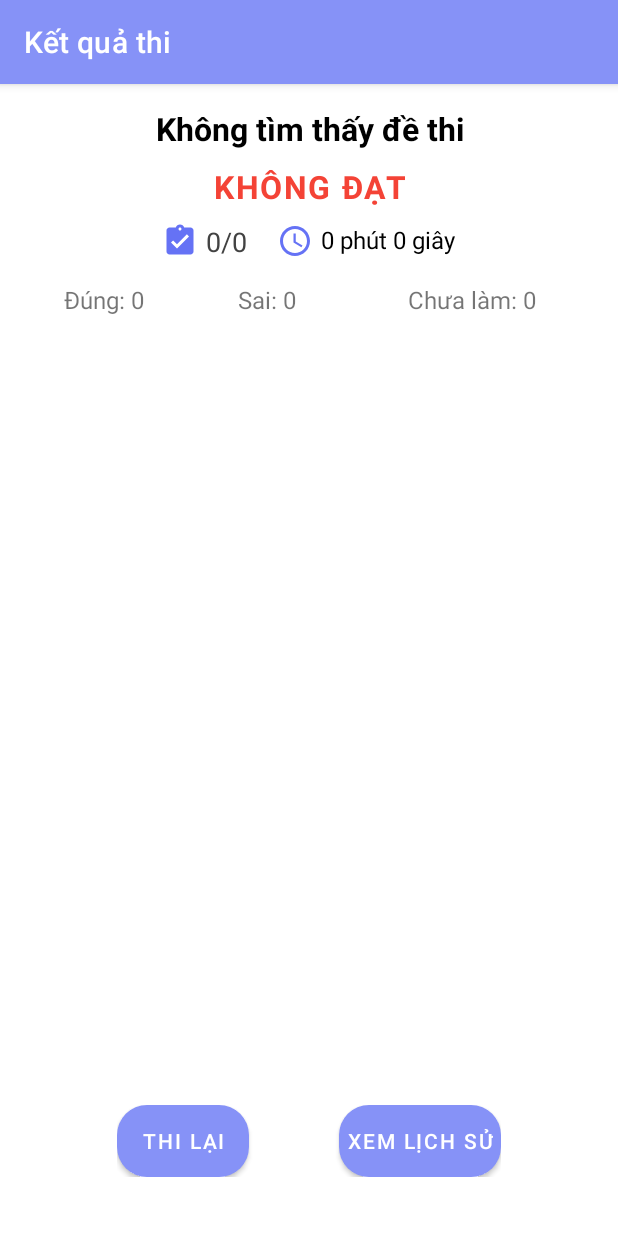
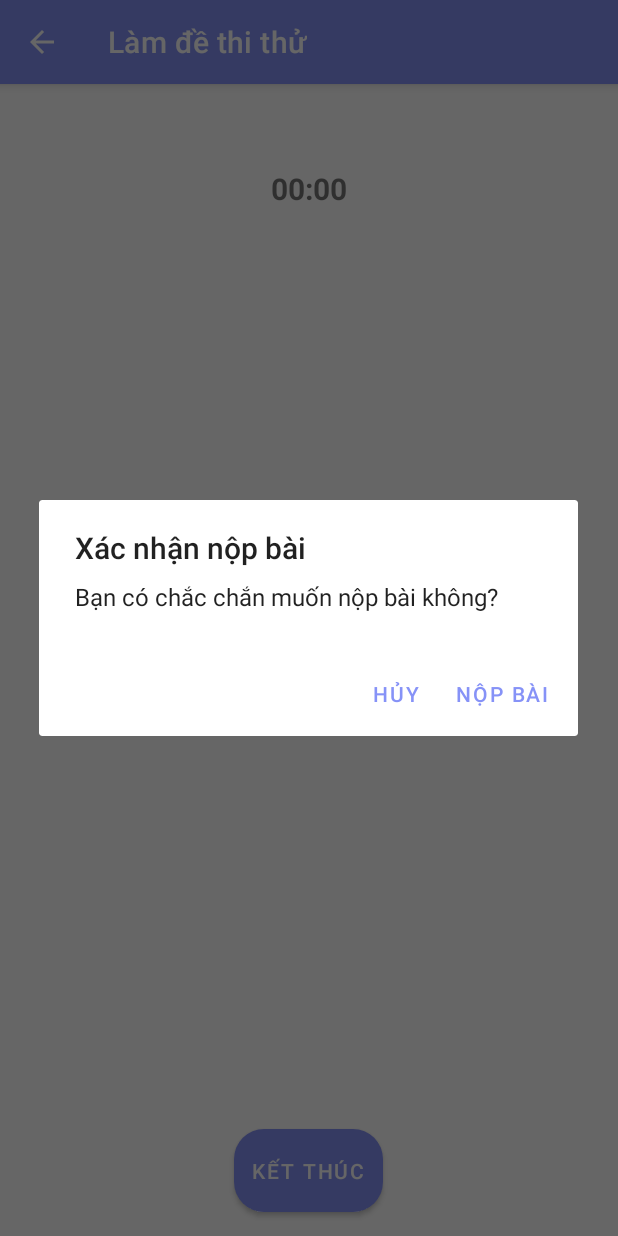
Before and after one commit to Chucky178/BTL_AndroidNC, an Android app: the ExamDetailActivity screen opened directly, with no data from a screen before it, after a tap on "KẾT THÚC", on a phone screen of 412 x 824 dp. Run offline under Robolectric (Android 15) with nearby library versions, the phone set to English and light mode, and no system bars; our stand-ins replace Firebase (no records; nobody signed in at launch, a user with empty details on screens opened directly).

Commit message:
ĐÓNG HÒM OFFICIAL :>

```diff
--- a/app/src/main/java/com/example/btl1/activities/ExamDetailActivity.java
+++ b/app/src/main/java/com/example/btl1/activities/ExamDetailActivity.java
@@ -61,8 +61,12 @@ public class ExamDetailActivity extends AppCompatActivity {
         tabLayoutExam = findViewById(R.id.tabLayoutExam);
         viewPager2 = findViewById(R.id.viewPagerQuestions);
         timerTextView = findViewById(R.id.tvTimer);
-        getSupportActionBar().setTitle("Làm đề thi thử");
 
+// Cài đặt ActionBar
+        if (getSupportActionBar() != null) {
+            getSupportActionBar().setTitle("Làm đề thi thử");
+            getSupportActionBar().setDisplayHomeAsUpEnabled(true);
+        }
         maDe = getIntent().getStringExtra("ma_de");
         Log.d("loadExamQuestions", "Mã đề: " + maDe);
 
@@ -71,7 +75,7 @@ public class ExamDetailActivity extends AppCompatActivity {
 //        startTimer();
         loadExamQuestions(maDe);
 
-        findViewById(R.id.submitButton).setOnClickListener(v -> submitExam());
+        findViewById(R.id.submitButton).setOnClickListener(v -> showSubmitConfirmationDialog());
 
     }
 
@@ -186,6 +190,19 @@ public class ExamDetailActivity extends AppCompatActivity {
 
         countDownTimer.cancel();
         luuKetQuaThi();
+    }
+    private void showSubmitConfirmationDialog() {
+        new androidx.appcompat.app.AlertDialog.Builder(this)
+                .setTitle("Xác nhận nộp bài")
+                .setMessage("Bạn có chắc chắn muốn nộp bài không?")
+                .setPositiveButton("Nộp bài", (dialog, which) -> {
+                    submitExam(); // Người dùng đồng ý -> nộp bài
+                })
+                .setNegativeButton("Hủy", (dialog, which) -> {
+                    dialog.dismiss(); // Người dùng hủy -> đóng dialog
+                })
+                .setCancelable(false) // Không cho bấm ngoài để tắt dialog
+                .show();
     }
 
     private void saveResultToRoomDatabase(Result result, String examName) {
@@ -311,4 +328,9 @@ public class ExamDetailActivity extends AppCompatActivity {
             default: return "";
         }
     }
+    @Override
+    public boolean onSupportNavigateUp() {
+        onBackPressed();
+        return true;
+    }
 }
```
Also changed, not shown: app/src/main/java/com/example/btl1/activities/QuestionDetailActivity.java (+6 -1 lines), app/src/main/java/com/example/btl1/activities/QuestionListActivity.java (+10 -2 lines), app/src/main/java/com/example/btl1/activities/ResultActivity.java (+10 -2 lines), app/src/main/java/com/example/btl1/adapters/QuestionAdapter.java (+6 -1 lines), app/src/main/java/com/example/btl1/fragments/QuestionDetailFragment.java (+11 -1 lines).
